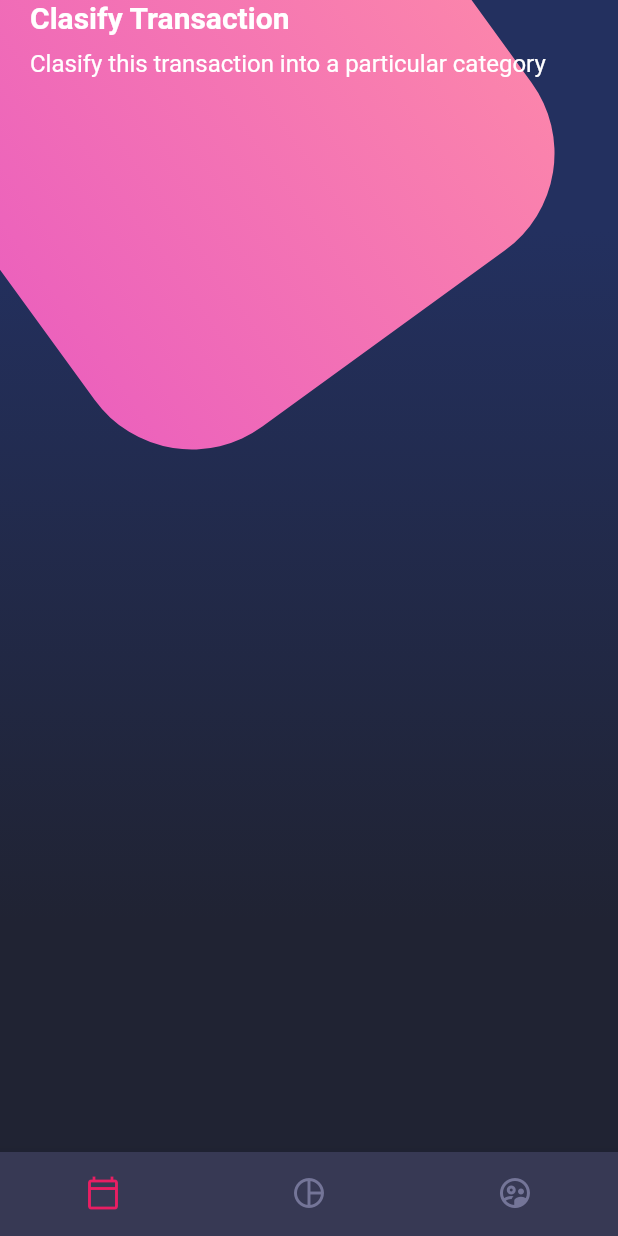
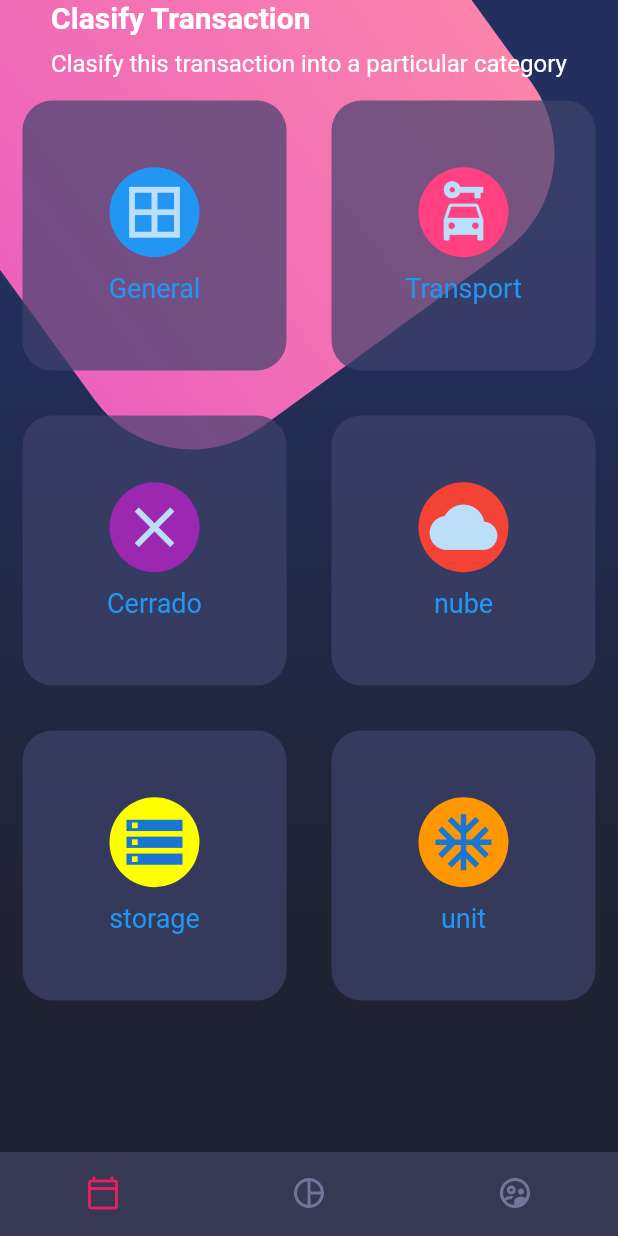
Before and after one commit to pacomgh/flutter_guia_completa_desarrollo_ios_android, a Flutter app: the screen it shows after launch, on a phone screen of 412 x 824 dp. Run offline on Flutter 3.47's test engine with Material 2 defaults, Android fonts, the phone set to English and light mode, and no system bars; our stand-ins replace flutter_swiper.

Commit message:
add card to home screen

```diff
--- a/flutter/disenio/lib/main.dart
+++ b/flutter/disenio/lib/main.dart
@@ -2,8 +2,8 @@ import 'package:flutter/material.dart';
 
 //import 'package:disenio/src/screens/scroll_page.dart';
 import 'package:disenio/src/screens/basic_design.dart';
+import 'package:disenio/src/screens/home_screen.dart';
 import 'package:disenio/src/screens/scroll_desing.dart';
-import 'package:disenio/src/screens/home_screen.dart';
 //import 'package:flutter/services.dart';
 
 void main() => runApp(MyApp());
--- a/flutter/disenio/lib/src/screens/home_screen.dart
+++ b/flutter/disenio/lib/src/screens/home_screen.dart
@@ -1,8 +1,9 @@
 import 'package:flutter/material.dart';
 
 import 'package:disenio/widgets/background.dart';
+import 'package:disenio/widgets/card_table.dart';
+import 'package:disenio/widgets/custom_bottom_navigation.dart';
 import 'package:disenio/widgets/page_title.dart';
-import 'package:disenio/widgets/custom_bottom_navigation.dart';
 
 
 class HomeScreen extends StatelessWidget {
@@ -14,6 +15,7 @@ class HomeScreen extends StatelessWidget {
         children:[
           //backgorund
           Background(),
+          //home body
           _HomeBody(),
         ]
      ),
@@ -32,6 +34,8 @@ class _HomeBody extends StatelessWidget {
         children: [
           //titulos
           PageTitle(),
+          //tabla de botones tipo card
+          CardTable(),
         ],
       ),
     );
--- /dev/null
+++ b/flutter/disenio/lib/widgets/card_table.dart
@@ -0,0 +1,93 @@
+import 'package:flutter/material.dart';
+
+class CardTable extends StatelessWidget {
+  @override
+  Widget build(BuildContext context) {
+    return Table(children: [
+      TableRow(//todos los tablerow tienen que tener la misma cantidad de hijos
+        children: [
+          _SingleCard(
+            color: Colors.blue,
+            iconData: Icons.border_all,
+            text: 'General',
+          ),
+          _SingleCard(
+            color: Colors.pinkAccent,
+            iconData: Icons.car_rental,
+            text: 'Transport',
+          )
+        ]
+      ),
+      TableRow(//todos los tablerow tienen que tener la misma cantidad de hijos
+        children: [
+          _SingleCard(
+            color: Colors.purple,
+            iconData: Icons.close,
+            text: 'Cerrado',
+          ),
+          _SingleCard(
+            color: Colors.red,
+            iconData: Icons.cloud,
+            text: 'nube',
+          )
+        ]
+      ),
+      TableRow(//todos los tablerow tienen que tener la misma cantidad de hijos
+        children: [
+          _SingleCard(
+            color: Colors.yellowAccent,
+            iconData: Icons.storage,
+            text: 'storage',
+          ),
+          _SingleCard(
+            color: Colors.orange,
+            iconData: Icons.ac_unit,
+            text: 'unit',
+          )
+        ]
+      ),
+    ]);
+  }
+}
+
+class _SingleCard extends StatelessWidget {
+  final IconData iconData;
+  final Color color;
+  final String text;
+
+  const _SingleCard(
+      {Key? key,
+      required this.iconData,
+      required this.color,
+      required this.text})
+      : super(key: key);
+
+  @override
+  Widget build(BuildContext context) {
+    return Container(
+      margin: EdgeInsets.all(15),
+      height: 180,
+      decoration: BoxDecoration(
+        color: Color.fromRGBO(62, 66, 107, 0.7),
+        borderRadius: BorderRadius.circular(20),
+      ),
+      child: Column(
+        mainAxisAlignment: MainAxisAlignment.center,
+        children: [
+          CircleAvatar(
+              backgroundColor: this.color,
+              child: Icon(
+                this.iconData,
+                size: 45,
+              ),
+              radius: 30),
+          SizedBox(height: 10),
+          Text(
+            this.text,
+            style: TextStyle(color: Colors.blue, fontSize: 18),
+          )
+        ],
+      ),
+    );
+  }
+}
```
